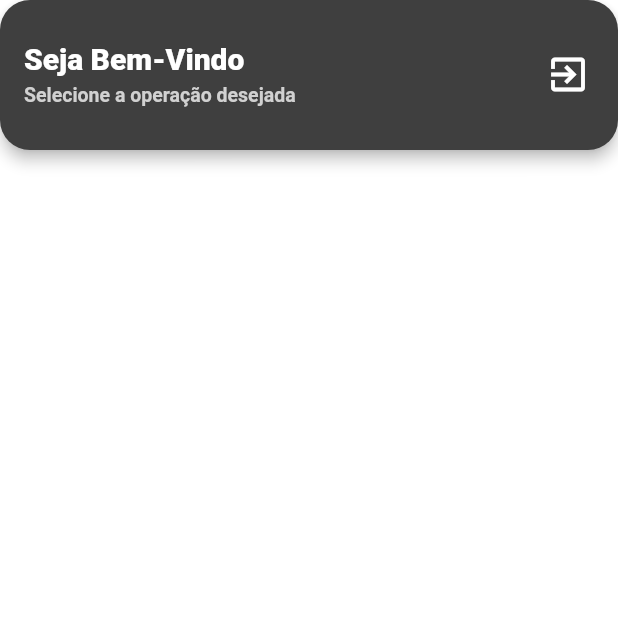
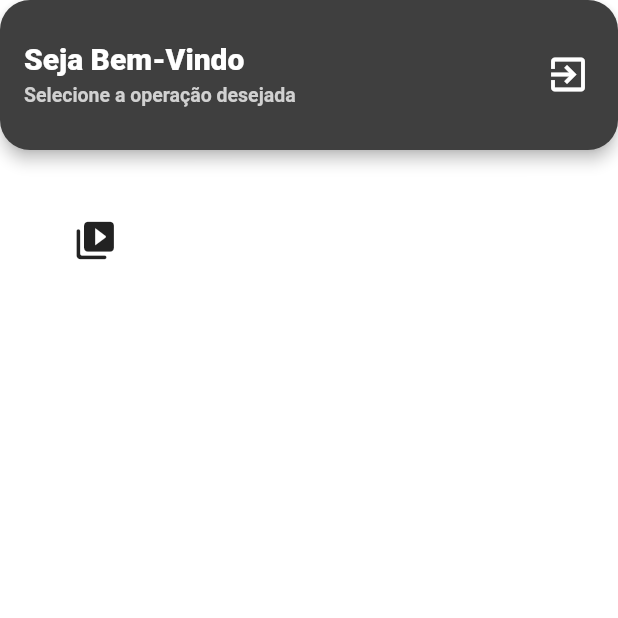
Before and after one commit to Allan-Ferreira-Santos/app-media-player, a Flutter app: the ScreenNavigation screen opened by its route, on a phone screen of 412 x 824 dp, the top half of it. Run offline on Flutter 3.47's test engine with Material 2 defaults, Android fonts, the phone set to English and light mode, and no system bars; our stand-ins replace chewie, video_player.

Commit message:
consuming json url

```diff
--- a/lib/screens/videoScreen.dart
+++ b/lib/screens/videoScreen.dart
@@ -1,4 +1,8 @@
+import 'package:app_2_sales/controller/jsonController.dart';
 import 'package:flutter/material.dart';
+import 'package:video_player/video_player.dart';
+
+import '../components/VideoPlayer.dart';
 
 class VideoScreen extends StatefulWidget {
   const VideoScreen({super.key});
@@ -8,13 +12,63 @@
 }
 
 class _VideoScreenState extends State<VideoScreen> {
+  var url;
+
   @override
   Widget build(BuildContext context) {
-    return Container(
-      child: Text(
-        'video1',
-        style: TextStyle(color: Colors.white),
+    Size size = MediaQuery.of(context).size;
+    return Column(children: [
+      InkWell(
+        onTap: () async {
+          String response = await JsonController().currentJson('video');
+          setState(() {
+            url = response;
+          });
+        },
+        child: Container(
+          padding: const EdgeInsets.all(15),
+          decoration: const BoxDecoration(
+              color: Color.fromRGBO(255, 255, 255, 0.4),
+              borderRadius: BorderRadius.all(Radius.circular(10))),
+          child: Row(
+            children: [
+              Expanded(
+                  flex: 1,
+                  child: Container(
+                      padding: const EdgeInsets.all(10),
+                      decoration: const BoxDecoration(
+                          color: Colors.white,
+                          borderRadius: BorderRadius.all(Radius.circular(15))),
+                      child: const Icon(
+                        Icons.video_collection_rounded,
+                        size: 30,
+                      ))),
+              Expanded(
+                flex: 5,
+                child: Container(
+                  padding: const EdgeInsets.only(left: 20, right: 20),
+                  child: const Text(
+                    'Selecione para reproduzir o Video',
+                    style: TextStyle(
+                        color: Colors.white,
+                        fontSize: 15,
+                        fontWeight: FontWeight.w800),
+                  ),
+                ),
+              )
+            ],
+          ),
+        ),
       ),
-    );
+      if (url != null) ...[
+        Container(
+          margin: EdgeInsets.only(top: 170),
+          height: size.height * 0.35,
+          child: Video(
+            videoPlayerController: VideoPlayerController.network(url),
+          ),
+        )
+      ]
+    ]);
   }
 }
--- a/pubspec.yaml
+++ b/pubspec.yaml
@@ -35,6 +35,8 @@
   # The following adds the Cupertino Icons font to your application.
   # Use with the CupertinoIcons class for iOS style icons.
   cupertino_icons: ^1.0.2
+  video_player: ^2.5.1
+  chewie: ^1.4.0
 
 dev_dependencies:
   flutter_test:
```
Also changed, not shown: lib/components/videoPlayer.dart (added, +54 -0 lines), lib/controller/jsonController.dart (+5 -7 lines), lib/screens/audioScreen.dart (+6 -3 lines), lib/screens/pdfScreen.dart (+40 -5 lines), pubspec.lock, 2 other files.
